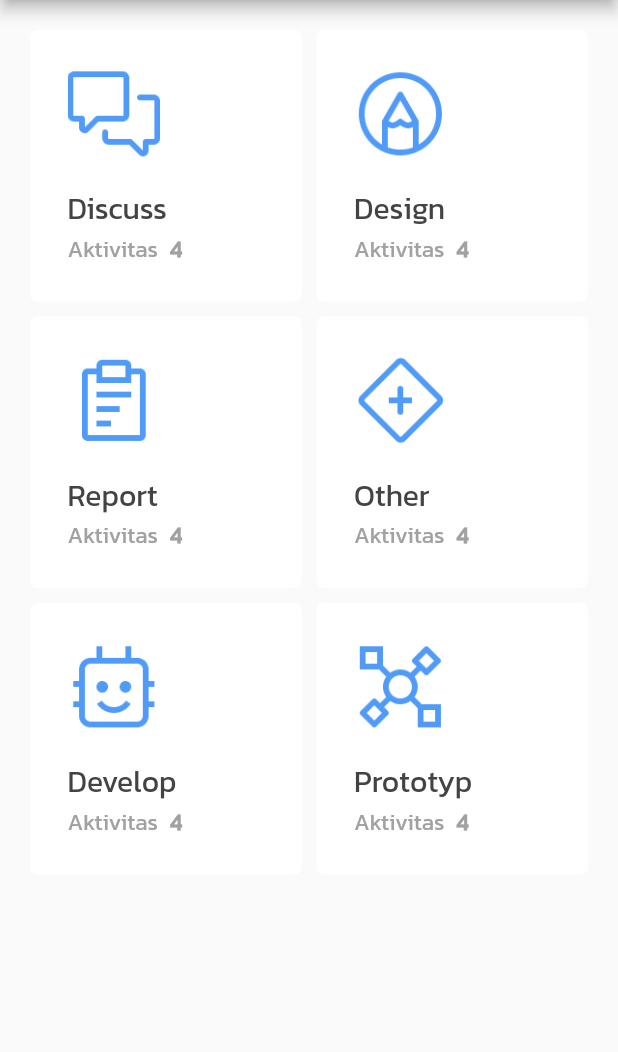
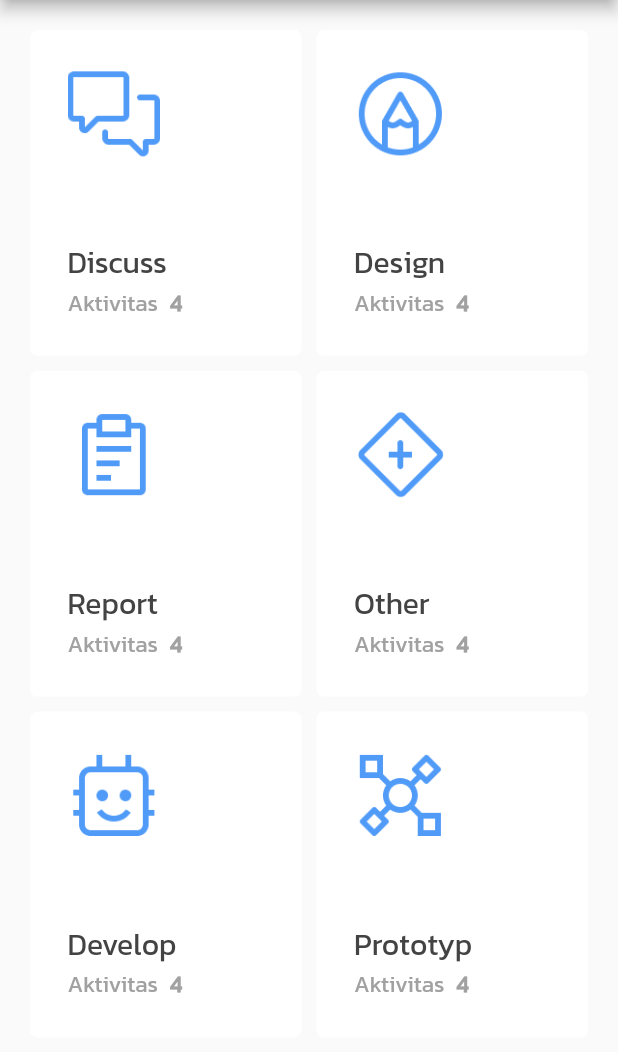
Before and after one commit to itsmerafial141/logbook, a Flutter app: the KategoriView screen opened by its route, on a phone screen of 412 x 824 dp, the part 84-1136 px from its top. Run offline on Flutter 3.47's test engine with Material 2 defaults, Android fonts, the phone set to English and light mode, and no system bars; our stand-ins replace connectivity_plus, dropdown_search, flutter_easyloading, flutter_slidable, get, get_storage and 1 more; accounts and stored records are empty; network calls fail.

```diff
--- a/lib/app/modules/detail_aktivitas/providers/aktivitas_provider.dart
+++ b/lib/app/modules/detail_aktivitas/providers/aktivitas_provider.dart
@@ -3,7 +3,7 @@ import 'dart:convert';
 import 'package:get/get.dart';
 
 import '../../values/strings.dart';
-import '../edit_aktivitas_model.dart';
+import '../models/edit_aktivitas_model.dart';
 
 class AktivitasProvider extends GetConnect {
   Future<EditAktivitas> showEditAktivitas(String id) async {
--- a/lib/app/modules/detail_aktivitas/screens/list_body_detail_aktivitas_screen.dart
+++ b/lib/app/modules/detail_aktivitas/screens/list_body_detail_aktivitas_screen.dart
@@ -3,7 +3,6 @@
 import 'package:flutter/material.dart';
 import 'package:get/get.dart';
 import 'package:loogbook_mobile_app/app/modules/detail_aktivitas/controllers/detail_aktivitas_controller.dart';
-import 'package:loogbook_mobile_app/app/modules/values/colors.dart';
 
 import '../widgets/list_data_aktivitas_widget.dart';
 import '../widgets/list_kategori_widget.dart';
--- a/lib/app/modules/detail_aktivitas/widgets/sub_aktivitas_widget.dart
+++ b/lib/app/modules/detail_aktivitas/widgets/sub_aktivitas_widget.dart
@@ -5,7 +5,7 @@ import 'package:get/get.dart';
 
 import '../../values/colors.dart';
 import '../controllers/detail_aktivitas_controller.dart';
-import '../detail_aktivitas_model.dart';
+import '../models/detail_aktivitas_model.dart';
 
 class SubAktivitasWidget extends GetView<DetailAktivitasController> {
   const SubAktivitasWidget({
--- a/lib/app/modules/homepage/widget/card_list_view_widget.dart
+++ b/lib/app/modules/homepage/widget/card_list_view_widget.dart
@@ -21,6 +21,7 @@ class CardListViewWidget extends GetView<HomepageController> {
       decoration: BoxDecoration(
           borderRadius: BorderRadius.circular(10), color: Colors.white),
       child: Obx(() {
+        // ignore: unused_local_variable
         var test = controller.statusCheck.value;
         return Column(
           children: [
--- a/lib/app/modules/kategori/views/kategori_view.dart
+++ b/lib/app/modules/kategori/views/kategori_view.dart
@@ -1,7 +1,6 @@
 import 'package:flutter/material.dart';
 
 import 'package:get/get.dart';
-import 'package:loogbook_mobile_app/app/modules/values/colors.dart';
 import 'package:loogbook_mobile_app/app/modules/values/constraint.dart';
 import 'package:loogbook_mobile_app/app/utils/helper.dart';
 
@@ -13,19 +12,17 @@ class KategoriView extends GetView<KategoriController> {
   Widget build(BuildContext context) {
     return Scaffold(
       appBar: MyHelper.kategoriAppBar,
-      body: Container(
-        color: MyColors.backgroundColor,
-        child: SingleChildScrollView(
-            primary: false,
-            child: GridView.count(
+      body: GridView.count(
         primary: false,
         physics: NeverScrollableScrollPhysics(),
         shrinkWrap: true,
+        childAspectRatio: (MediaQuery.of(context).size.width * 0.5) /
+            (MediaQuery.of(context).size.width * 0.6),
         padding: EdgeInsets.all(20),
         crossAxisSpacing: 10,
         mainAxisSpacing: 10,
         crossAxisCount: 2,
-                children: MyConstraint.listKategori)),
+        children: MyConstraint.listKategori,
       ),
       drawer: MyDrawer(),
     );
--- a/lib/app/modules/kategori/widgets/kategori_card_widget.dart
+++ b/lib/app/modules/kategori/widgets/kategori_card_widget.dart
@@ -16,7 +16,6 @@ class KategoriCardWidget extends StatelessWidget {
   @override
   Widget build(BuildContext context) {
     return Container(
-      height: MediaQuery.of(context).size.height * 0.9,
       decoration: BoxDecoration(
           color: Colors.white, borderRadius: BorderRadius.circular(5)),
       padding: EdgeInsets.all(25),
--- a/lib/app/utils/helper.dart
+++ b/lib/app/utils/helper.dart
@@ -1,5 +1,6 @@
 // ignore_for_file: unused_import
 
+import 'package:connectivity_plus/connectivity_plus.dart';
 import 'package:flutter/material.dart';
 import 'package:get/get.dart';
 import 'package:loogbook_mobile_app/app/modules/homepage/controllers/homepage_controller.dart';
```
Also changed, not shown: lib/app/modules/detail_aktivitas/controllers/detail_aktivitas_controller.dart (+66 -20 lines), lib/app/modules/detail_aktivitas/views/detail_aktivitas_view.dart (+21 -9 lines), lib/app/modules/homepage/controllers/homepage_controller.dart (+10 -0 lines), lib/app/modules/homepage/widget/slidable_widget.dart (+18 -5 lines), lib/app/modules/detail_aktivitas/models/detail_aktivitas_model.dart (renamed from lib/app/modules/detail_aktivitas/detail_aktivitas_model.dart), lib/app/modules/detail_aktivitas/models/edit_aktivitas_model.dart (renamed from lib/app/modules/detail_aktivitas/edit_aktivitas_model.dart). Lines whose indentation alone changed are shown as unchanged.
